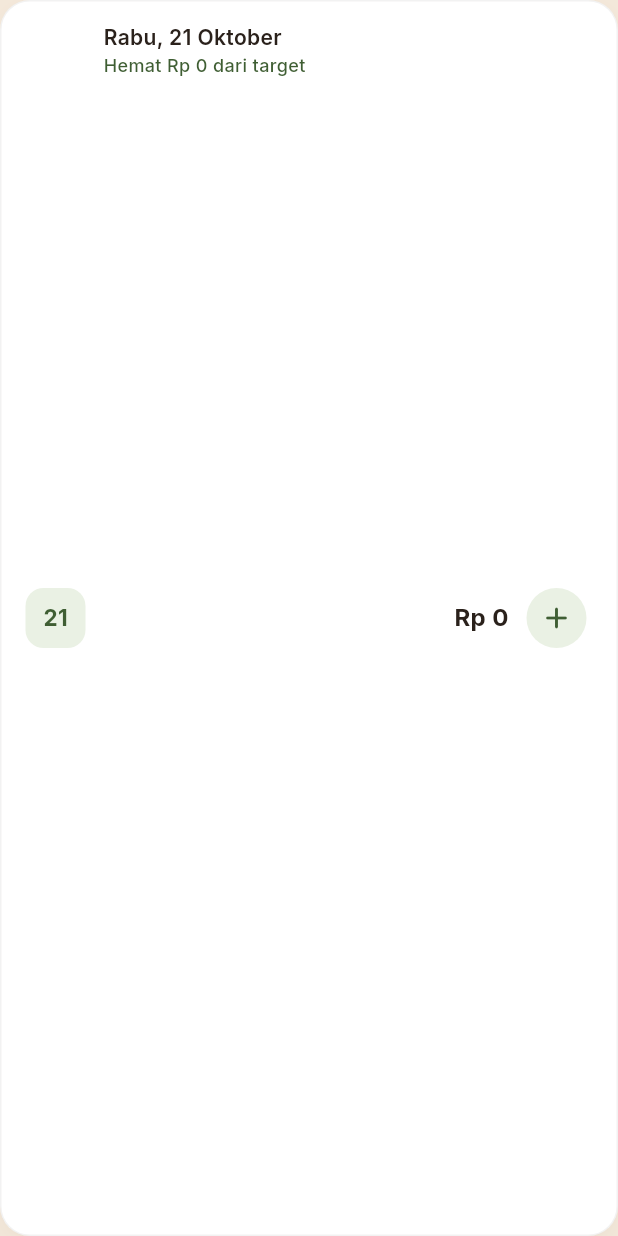
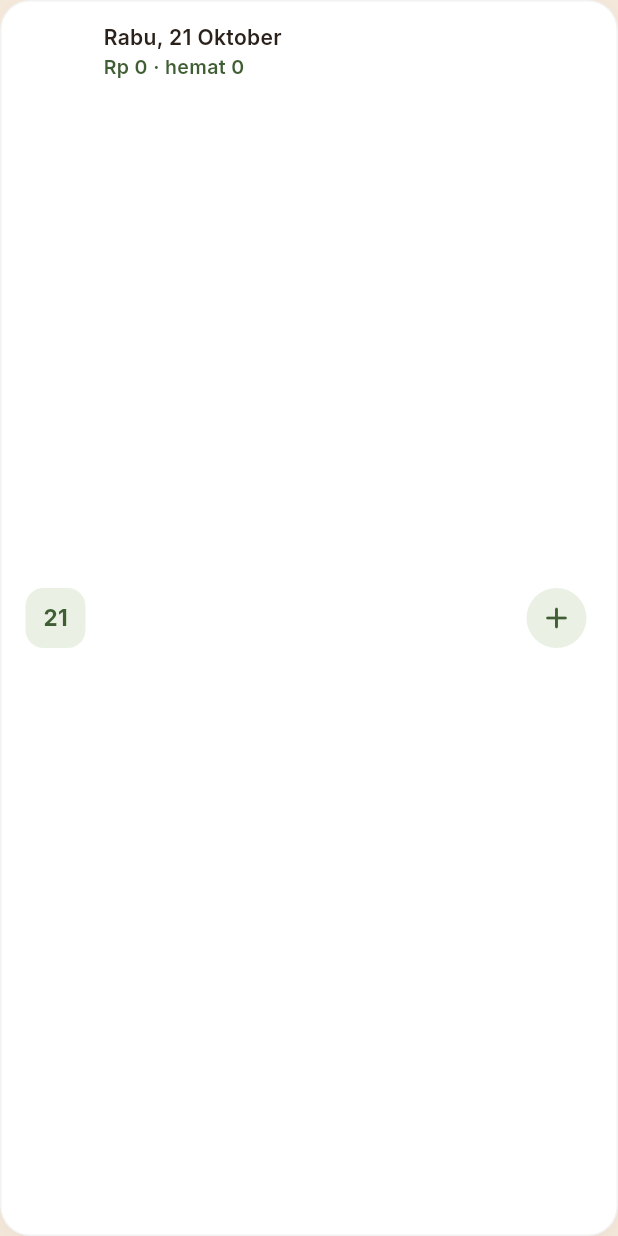
Before and after one commit to Lim018/koin, a Flutter app: the _SelectedDay widget shown alone on an empty page, opened directly with empty values, on a phone screen of 412 x 824 dp. Run offline on Flutter 3.47's test engine with Material 3 defaults, Android fonts, the phone set to English and light mode, and no system bars; our stand-ins replace flutter_riverpod, isar_community; missing offline and left inert: home_widget; accounts and stored records are empty; generated files the repository leaves out were written again.

Commit message:
Rapikan kartu tanggal di Kalender: nominal pindah ke baris status agar judul tidak terpotong

```diff
--- a/lib/features/calendar/calendar_page.dart
+++ b/lib/features/calendar/calendar_page.dart
@@ -345,8 +345,8 @@ class _SelectedDay extends StatelessWidget {
     final status = total == null
         ? 'Belum ada catatan'
         : over
-        ? 'Lewat target ${formatRupiah(spent - dailyBudget)}'
-        : 'Hemat ${formatRupiah(dailyBudget - spent)} dari target';
+        ? '${formatRupiah(spent)} · lewat ${formatShort(spent - dailyBudget)}'
+        : '${formatRupiah(spent)} · hemat ${formatShort(dailyBudget - spent)}';
 
     return CozyCard(
       radius: 20,
@@ -388,17 +388,13 @@ class _SelectedDay extends StatelessWidget {
                 Text(
                   status,
                   style: TextStyle(
-                    fontSize: 12,
+                    fontSize: 13,
+                    fontWeight: FontWeight.w600,
                     color: over ? AppColors.sunsetInk : AppColors.sageDark,
                   ),
                 ),
               ],
             ),
-          ),
-          const SizedBox(width: 12),
-          Text(
-            formatRupiah(spent),
-            style: const TextStyle(fontSize: 16, fontWeight: FontWeight.w700),
           ),
           if (onAdd != null) ...[
             const SizedBox(width: 8),
```
